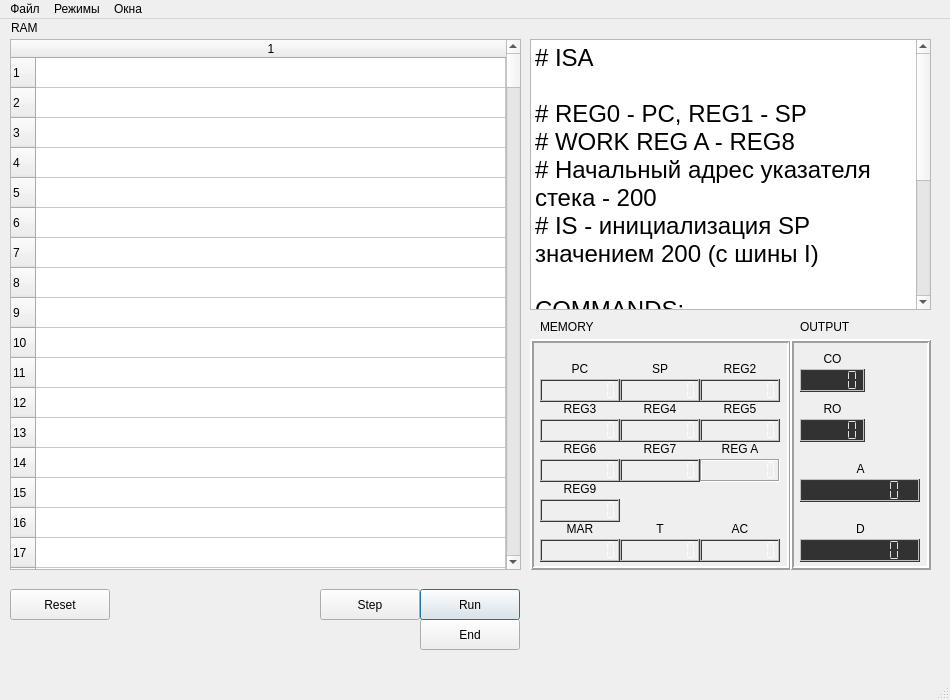
Above: MT589/commandmodewindow.ui from devborz/mt589-simulator before the change. Below: the same form after it.
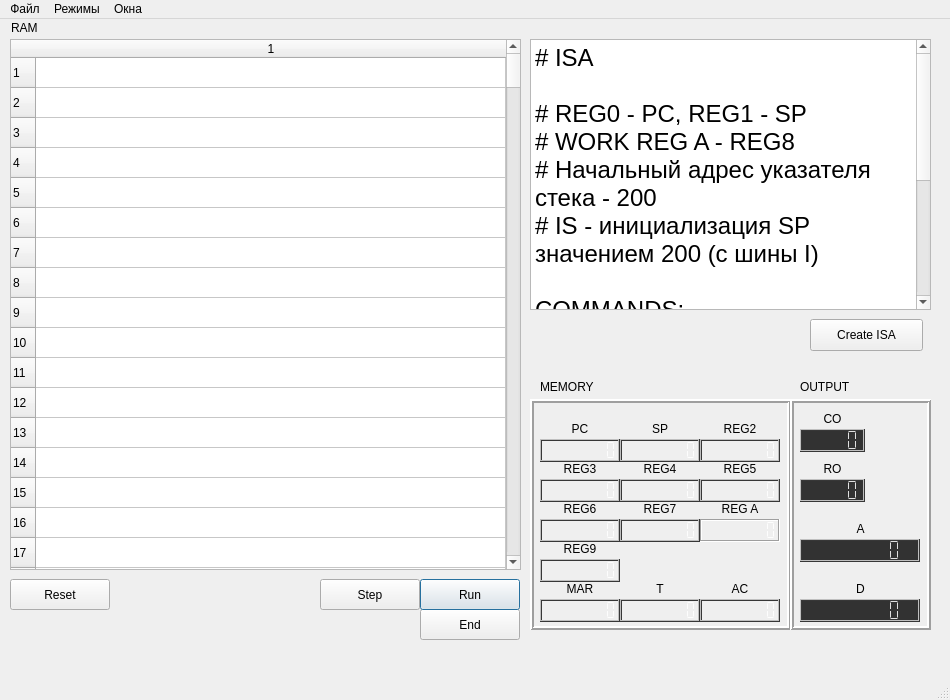
That is the form after the change.

Patch:
```diff
--- a/MT589/commandmodewindow.ui
+++ b/MT589/commandmodewindow.ui
@@ -30,7 +30,7 @@
     <property name="geometry">
      <rect>
       <x>420</x>
-      <y>600</y>
+      <y>590</y>
       <width>100</width>
       <height>31</height>
      </rect>
@@ -43,7 +43,7 @@
     <property name="geometry">
      <rect>
       <x>530</x>
-      <y>320</y>
+      <y>380</y>
       <width>261</width>
       <height>231</height>
      </rect>
@@ -7690,7 +7690,7 @@
     <property name="geometry">
      <rect>
       <x>10</x>
-      <y>570</y>
+      <y>560</y>
       <width>100</width>
       <height>31</height>
      </rect>
@@ -7716,7 +7716,7 @@
     <property name="geometry">
      <rect>
       <x>540</x>
-      <y>300</y>
+      <y>360</y>
       <width>58</width>
       <height>16</height>
      </rect>
@@ -7729,7 +7729,7 @@
     <property name="geometry">
      <rect>
       <x>790</x>
-      <y>320</y>
+      <y>380</y>
       <width>141</width>
       <height>231</height>
      </rect>
@@ -10250,7 +10250,7 @@
     <property name="geometry">
      <rect>
       <x>800</x>
-      <y>300</y>
+      <y>360</y>
       <width>58</width>
       <height>16</height>
      </rect>
@@ -10263,7 +10263,7 @@
     <property name="geometry">
      <rect>
       <x>420</x>
-      <y>570</y>
+      <y>560</y>
       <width>100</width>
       <height>31</height>
      </rect>
@@ -10279,7 +10279,7 @@
     <property name="geometry">
      <rect>
       <x>320</x>
-      <y>570</y>
+      <y>560</y>
       <width>100</width>
       <height>31</height>
      </rect>
@@ -10666,6 +10666,19 @@
 &lt;p style=&quot; margin-top:0px; margin-bottom:0px; margin-left:0px; margin-right:0px; -qt-block-indent:0; text-indent:0px;&quot;&gt;&lt;span style=&quot; font-size:18pt;&quot;&gt;6. IS&lt;/span&gt;&lt;/p&gt;&lt;/body&gt;&lt;/html&gt;</string>
     </property>
    </widget>
+   <widget class="QPushButton" name="createISAButton">
+    <property name="geometry">
+     <rect>
+      <x>810</x>
+      <y>300</y>
+      <width>113</width>
+      <height>32</height>
+     </rect>
+    </property>
+    <property name="text">
+     <string>Create ISA</string>
+    </property>
+   </widget>
   </widget>
   <widget class="QMenuBar" name="menubar">
    <property name="geometry">
```
Left out of the diff: 10 changed lines with no effect on the pictures.
